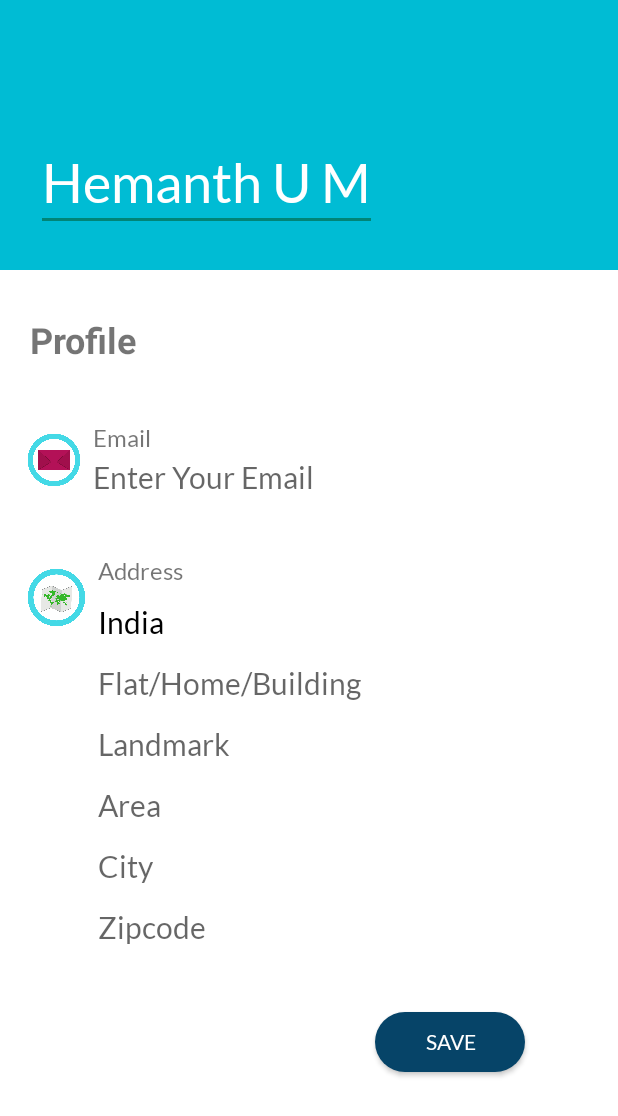
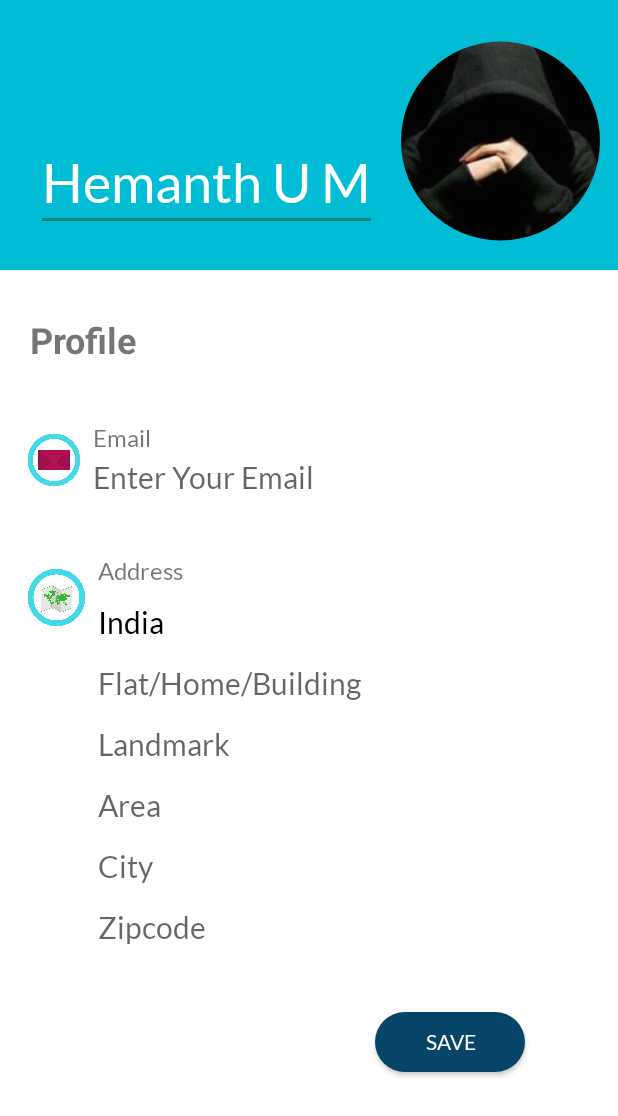
Before and after one commit to larkentech/IMMC2, an Android app: the UseraccountActivity screen opened directly, with no data from a screen before it, on a phone screen of 412 x 824 dp. Shown: the top 1116 px of the screen. Run offline under Robolectric (Android 15) with nearby library versions, the light colour scheme and no system bars; our stand-ins replace CircleImageView, Firebase (no records; nobody signed in at launch, a user with empty details on screens opened directly); libraries missing offline, so code that uses them is left out: es.dmoral.toasty.

Commit message:
added circular imageview to user account layout

```diff
--- a/app/src/main/res/layout/activity_useraccount.xml
+++ b/app/src/main/res/layout/activity_useraccount.xml
@@ -16,7 +16,8 @@
 
             android:layout_width="match_parent"
             android:layout_height="180dp"
-            android:background="#00BCD4">
+            android:background="#00BCD4"
+            android:orientation="horizontal">
 
             <EditText
 
@@ -29,8 +30,20 @@
                 android:layout_marginTop="90dp"
                 android:layout_marginLeft="24dp"
                 android:fontFamily="@font/latoregular">
+            </EditText>
 
-            </EditText>
+            <de.hdodenhof.circleimageview.CircleImageView
+                android:id="@+id/propicMain"
+                android:layout_width="wrap_content"
+                android:layout_height="156dp"
+                android:layout_alignParentRight="true"
+                android:layout_marginStart="16dp"
+                android:layout_marginTop="16dp"
+                android:layout_marginEnd="12dp"
+                android:src="@drawable/propic" />
+
+
+
 
         </LinearLayout>
 
```
